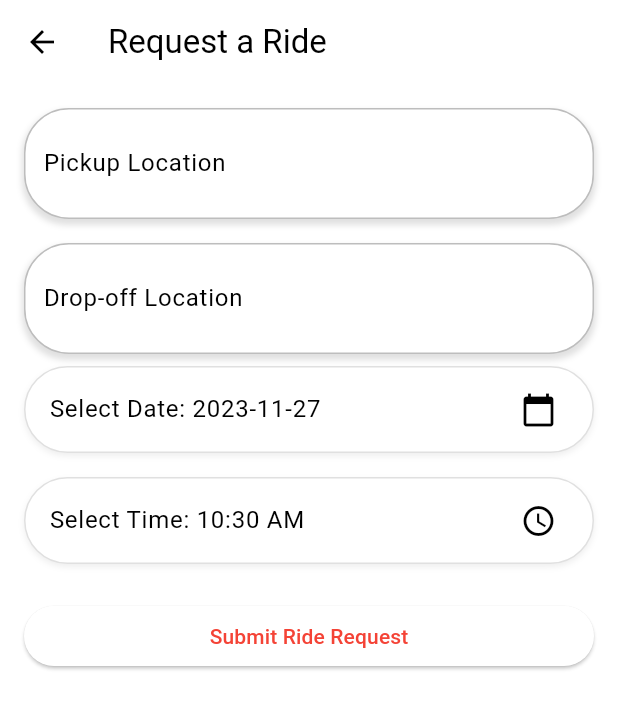
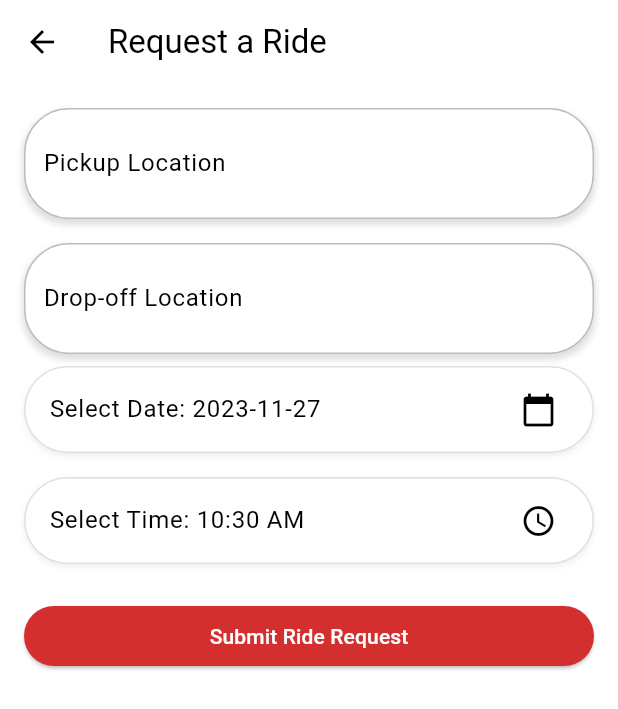
Before and after one commit to ryanhassell/sjuapp, a Flutter app: the RideRequestPage screen opened directly, on a phone screen of 412 x 824 dp. Shown: the top 709 px of the screen. Run offline on Flutter 3.47's test engine with Material 2 defaults, Android fonts, the phone set to English and light mode, and no system bars; our stand-ins replace google_maps_flutter; missing offline and left inert: dart:ffi, flutter_google_places, google_maps_webservice; network calls fail.

Commit message:
changed button on submit request, changed color of sign out button

```diff
--- a/lib/profile_page.dart
+++ b/lib/profile_page.dart
@@ -118,7 +118,7 @@ class _ProfilePageState extends State<ProfilePage> {
         child: ElevatedButton(
           onPressed: signOut,
           style: ElevatedButton.styleFrom(
-            primary: Colors.red,
+            primary: Colors.red[700],
             onPrimary: Colors.white,
           ),
           child: Padding(
--- a/lib/ride_request_page.dart
+++ b/lib/ride_request_page.dart
@@ -234,7 +234,11 @@ class _RideRequestPageState extends State<RideRequestPage> {
             SizedBox(height: 16.0),
             ElevatedButton(
               onPressed: _submitRequest,
-              child: Text('Submit Ride Request'),
+                child: Text('Submit Ride Request'),
+              style: ElevatedButton.styleFrom(
+                primary: Colors.red[700],
+                onPrimary: Colors.white,
+              )
             ),
           ],
         ),
```
